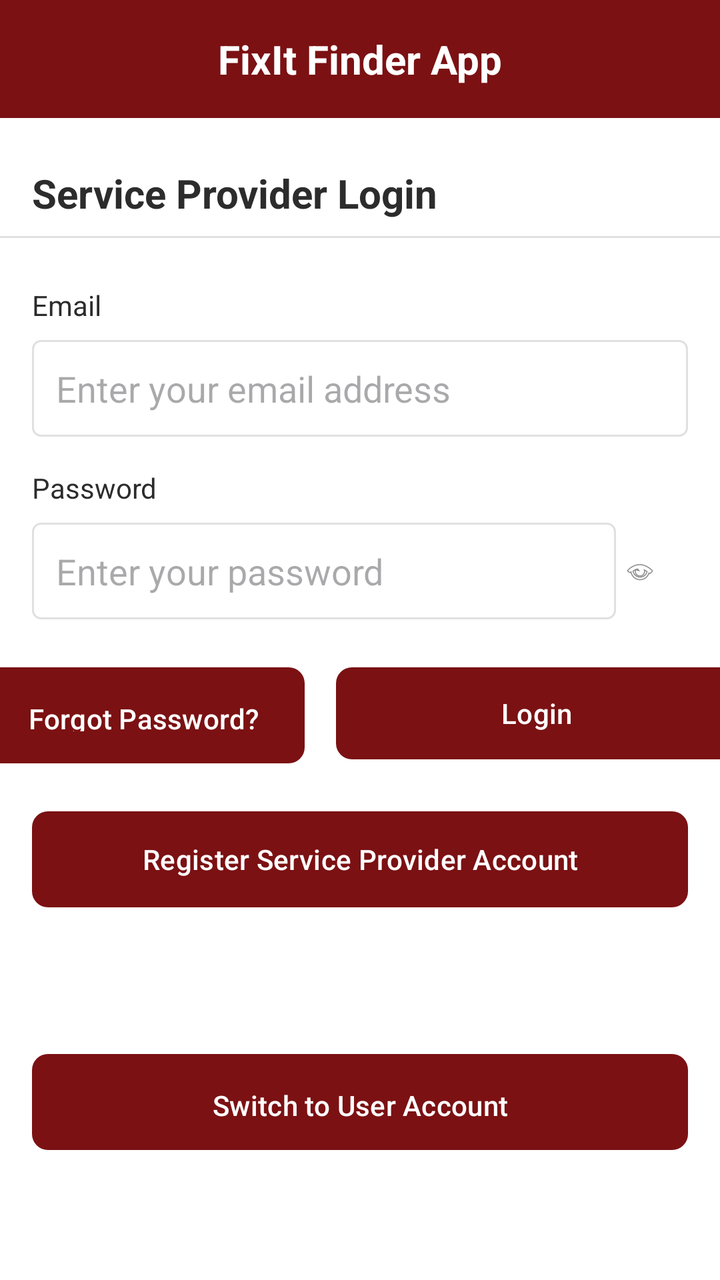
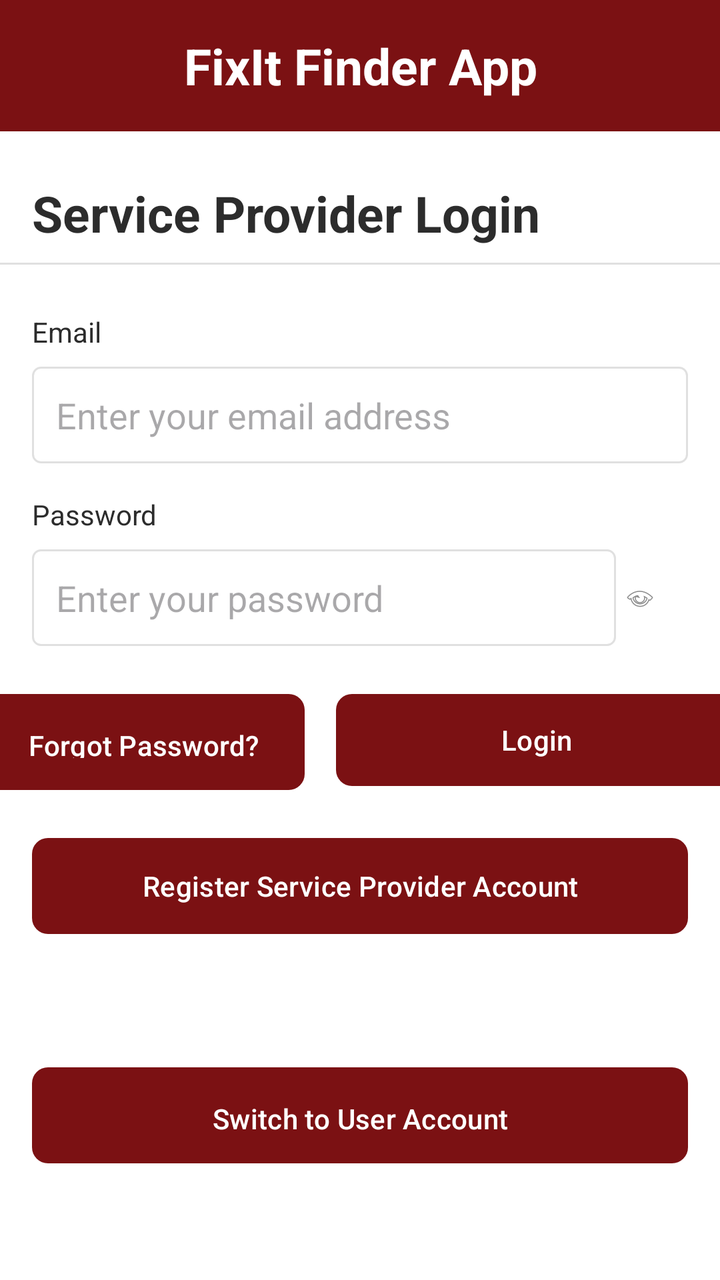

The first picture is an Android layout as it rendered before a commit; the second is the same layout after the commit. The layout source and the unified diff follow.
<!-- AndroidManifest.xml: application theme Theme.FixItFinderApp -->
<!-- res/layout/activity_provider_login.xml -->
<?xml version="1.0" encoding="utf-8"?>
<androidx.constraintlayout.widget.ConstraintLayout
    xmlns:android="http://schemas.android.com/apk/res/android"
    xmlns:app="http://schemas.android.com/apk/res-auto"
    android:layout_width="match_parent"
    android:layout_height="match_parent"
    android:background="@color/color_background">

    
    <TextView
        android:id="@+id/tvAppTitle"
        android:layout_width="match_parent"
        android:layout_height="wrap_content"
        android:text="FixIt Finder App"
        android:textSize="20sp"
        android:textStyle="bold"
        android:textColor="@color/color_background"
        android:background="@color/color_primary"
        android:padding="16dp"
        android:gravity="center"
        app:layout_constraintTop_toTopOf="parent"
        app:layout_constraintStart_toStartOf="parent"
        app:layout_constraintEnd_toEndOf="parent" />

    
    <TextView
        android:id="@+id/tvPageTitle"
        android:layout_width="wrap_content"
        android:layout_height="wrap_content"
        android:text="Service Provider Login"
        android:textSize="20sp"
        android:textStyle="bold"
        android:textColor="@color/color_text_dark"
        android:layout_marginTop="24dp"
        android:layout_marginStart="16dp"
        app:layout_constraintTop_toBottomOf="@+id/tvAppTitle"
        app:layout_constraintStart_toStartOf="parent" />

    
    <View
        android:id="@+id/viewTitleDivider"
        android:layout_width="0dp"
        android:layout_height="1dp"
        android:background="#E0E0E0"
        android:layout_marginTop="8dp"
        app:layout_constraintTop_toBottomOf="@id/tvPageTitle"
        app:layout_constraintStart_toStartOf="parent"
        app:layout_constraintEnd_toEndOf="parent" />

    
    <TextView
        android:id="@+id/tvUsernameLabel"
        android:layout_width="wrap_content"
        android:layout_height="wrap_content"
        android:text="Email"
        android:textSize="14sp"
        android:textColor="@color/color_text_dark"
        android:layout_marginTop="24dp"
        android:layout_marginStart="16dp"
        app:layout_constraintTop_toBottomOf="@+id/viewTitleDivider"
        app:layout_constraintStart_toStartOf="parent" />

    <EditText
        android:id="@+id/edtEmail"
        android:layout_width="0dp"
        android:layout_height="wrap_content"
        android:hint="Enter your email address"
        android:inputType="textEmailAddress"
        android:padding="12dp"
        android:background="@drawable/edittext_background"
        android:layout_marginTop="8dp"
        android:layout_marginStart="16dp"
        android:layout_marginEnd="16dp"
        app:layout_constraintTop_toBottomOf="@+id/tvUsernameLabel"
        app:layout_constraintStart_toStartOf="parent"
        app:layout_constraintEnd_toEndOf="parent" />

    
    <TextView
        android:id="@+id/tvPasswordLabel"
        android:layout_width="wrap_content"
        android:layout_height="wrap_content"
        android:text="Password"
        android:textSize="14sp"
        android:textColor="@color/color_text_dark"
        android:layout_marginTop="16dp"
        android:layout_marginStart="16dp"
        app:layout_constraintTop_toBottomOf="@+id/edtEmail"
        app:layout_constraintStart_toStartOf="parent" />

    <androidx.constraintlayout.widget.ConstraintLayout
        android:id="@+id/passwordContainer"
        android:layout_width="0dp"
        android:layout_height="wrap_content"
        android:layout_marginTop="8dp"
        android:layout_marginStart="16dp"
        android:layout_marginEnd="16dp"
        app:layout_constraintTop_toBottomOf="@+id/tvPasswordLabel"
        app:layout_constraintStart_toStartOf="parent"
        app:layout_constraintEnd_toEndOf="parent">

        <EditText
            android:id="@+id/edtPassword"
            android:layout_width="0dp"
            android:layout_height="wrap_content"
            android:hint="Enter your password"
            android:inputType="textPassword"
            android:padding="12dp"
            android:paddingEnd="48dp"
            android:background="@drawable/edittext_background"
            app:layout_constraintTop_toTopOf="parent"
            app:layout_constraintStart_toStartOf="parent"
            app:layout_constraintEnd_toStartOf="@+id/btnPasswordToggle"
            app:layout_constraintBottom_toBottomOf="parent" />

        <ImageView
            android:id="@+id/btnPasswordToggle"
            android:layout_width="24dp"
            android:layout_height="24dp"
            android:src="@android:drawable/ic_menu_view"
            android:padding="4dp"
            android:contentDescription="Show/Hide Password"
            android:layout_marginEnd="12dp"
            app:layout_constraintTop_toTopOf="parent"
            app:layout_constraintEnd_toEndOf="parent"
            app:layout_constraintBottom_toBottomOf="parent" />
    </androidx.constraintlayout.widget.ConstraintLayout>

    
    <Button
        android:id="@+id/btnForgotPassword"
        android:layout_width="161dp"
        android:layout_height="48dp"
        android:text="Forgot Password?"
        android:textColor="@color/color_background"
        android:background="@drawable/button_outline_primary"
        android:padding="12dp"
        android:layout_marginTop="24dp"
        android:layout_marginStart="16dp"
        android:layout_marginEnd="8dp"
        app:layout_constraintTop_toBottomOf="@+id/passwordContainer"
        app:layout_constraintStart_toStartOf="parent"
        app:layout_constraintEnd_toStartOf="@+id/btnLogin"
        app:layout_constraintWidth_percent="0.48" />

    <Button
        android:id="@+id/btnLogin"
        android:layout_width="201dp"
        android:layout_height="46dp"
        android:text="Login"
        android:textColor="@color/color_background"
        android:background="@drawable/button_rounded_primary"
        android:layout_marginStart="8dp"
        android:layout_marginEnd="16dp"
        app:layout_constraintTop_toTopOf="@+id/btnForgotPassword"
        app:layout_constraintStart_toEndOf="@+id/btnForgotPassword"
        app:layout_constraintEnd_toEndOf="parent"
        app:layout_constraintWidth_percent="0.48" />

    
    <Button
        android:id="@+id/btnRegister"
        android:layout_width="0dp"
        android:layout_height="48dp"
        android:text="Register Service Provider Account"
        android:textColor="@color/color_background"
        android:background="@drawable/button_rounded_primary"
        android:layout_marginTop="24dp"
        android:layout_marginStart="16dp"
        android:layout_marginEnd="16dp"
        app:layout_constraintTop_toBottomOf="@+id/btnForgotPassword"
        app:layout_constraintStart_toStartOf="parent"
        app:layout_constraintEnd_toEndOf="parent" />

    
    <Button
        android:id="@+id/btnSwitchToUser"
        android:layout_width="0dp"
        android:layout_height="48dp"
        android:text="Switch to User Account"
        android:textColor="@color/color_background"
        android:background="@drawable/button_outline_primary"
        android:padding="12dp"
        android:layout_marginTop="32dp"
        android:layout_marginStart="16dp"
        android:layout_marginEnd="16dp"
        android:layout_marginBottom="24dp"
        app:layout_constraintTop_toBottomOf="@+id/btnRegister"
        app:layout_constraintStart_toStartOf="parent"
        app:layout_constraintEnd_toEndOf="parent"
        app:layout_constraintBottom_toBottomOf="parent" />

</androidx.constraintlayout.widget.ConstraintLayout>
<!-- resources referenced by this layout -->
<resources>
  <color name="color_background">#FFFFFF</color>
  <color name="color_primary">#7B1113</color>
  <color name="color_text_dark">#2C2C2C</color>
  <!-- drawable button_outline_primary (drawable) -->
  <?xml version="1.0" encoding="utf-8"?>
  <shape xmlns:android="http://schemas.android.com/apk/res/android"
      android:shape="rectangle">
  
      <solid android:color="@color/color_primary" />
  
      
      <corners
          android:radius="8dp" />
  
      <padding
          android:left="16dp"
          android:top="8dp"
          android:right="16dp"
          android:bottom="8dp" />
  
  </shape>
  <!-- drawable button_rounded_primary (drawable) -->
  <?xml version="1.0" encoding="utf-8"?>
  <shape xmlns:android="http://schemas.android.com/apk/res/android"
      android:shape="rectangle">
  
      <solid android:color="@color/color_primary" />
  
      
      <corners
          android:radius="8dp" />
  
      <padding
          android:left="16dp"
          android:top="8dp"
          android:right="16dp"
          android:bottom="8dp" />
  
  </shape>
  <!-- drawable edittext_background (drawable) -->
  <?xml version="1.0" encoding="utf-8"?>
  <shape xmlns:android="http://schemas.android.com/apk/res/android"
      android:shape="rectangle">
      <solid android:color="@android:color/white" />
      <stroke
          android:width="1dp"
          android:color="#E0E0E0" />
      <corners android:radius="4dp" />
  </shape>
  <style name="Theme.FixItFinderApp" parent="Base.Theme.FixItFinderApp" />
  <style name="Base.Theme.FixItFinderApp" parent="Theme.Material3.DayNight.NoActionBar">
          <item name="colorPrimary">@color/color_primary</item>
          <item name="colorSecondary">@color/color_secondary</item>
          <item name="colorSurface">@color/color_background</item>
          <item name="colorOnSurface">@color/color_text_dark</item>
          <item name="colorPrimaryContainer">@color/color_primary</item>
          <item name="colorOnPrimary">@color/color_background</item>
      </style>
  <color name="color_secondary">#825037</color>
</resources>

<!-- the commit's change to res/layout/activity_provider_login.xml (unified diff, before → after) -->
@@ -12,7 +12,7 @@
         android:layout_width="match_parent"
         android:layout_height="wrap_content"
         android:text="FixIt Finder App"
-        android:textSize="20sp"
+        android:textSize="25sp"
         android:textStyle="bold"
         android:textColor="@color/color_background"
         android:background="@color/color_primary"
@@ -28,7 +28,7 @@
         android:layout_width="wrap_content"
         android:layout_height="wrap_content"
         android:text="Service Provider Login"
-        android:textSize="20sp"
+        android:textSize="25sp"
         android:textStyle="bold"
         android:textColor="@color/color_text_dark"
         android:layout_marginTop="24dp"
